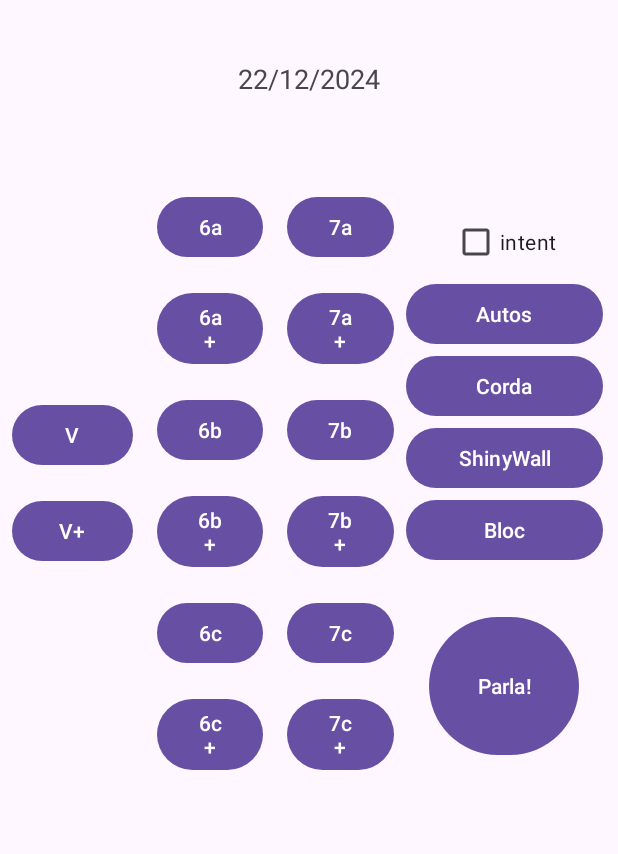
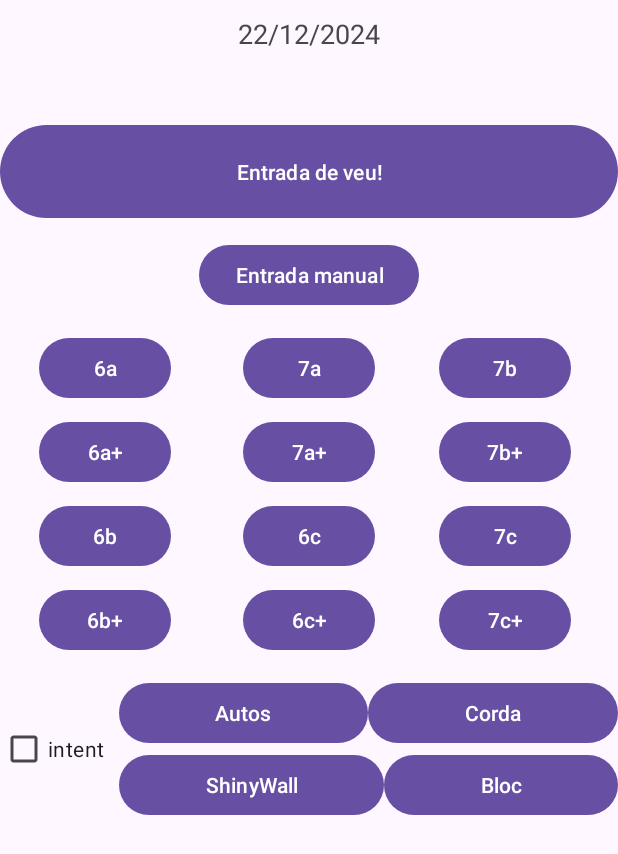
Before and after one commit to xmorera-joviat/ClimbingTrainingApp, an Android app: the screen it shows after launch (MainActivity), on a phone screen of 412 x 824 dp. Shown: the top 854 px of the screen. Run offline under Robolectric (Android 15) with nearby library versions, the phone set to English and light mode, and no system bars.

Commit message:
redisseny activity_main

```diff
--- a/app/src/main/java/com/xmorera/climbingtrainingapp/MainActivity.java
+++ b/app/src/main/java/com/xmorera/climbingtrainingapp/MainActivity.java
@@ -31,8 +31,8 @@ public class MainActivity extends AppCompatActivity {
     TextView dateTextView, infoTextView; //mostrar la data i mostrar la via seleccionada
     Calendar calendar = Calendar.getInstance();
     SimpleDateFormat dateFormat = new SimpleDateFormat("dd/MM/yyyy");
-    Button btnV, btn6a, btn6b, btn6c, btn7a, btn7b, btn7c;
-    Button btnVPlus, btn6aPlus, btn6bPlus, btn6cPlus, btn7aPlus, btn7bPlus, btn7cPlus;
+    Button btn6a, btn6b, btn6c, btn7a, btn7b, btn7c;
+    Button btn6aPlus, btn6bPlus, btn6cPlus, btn7aPlus, btn7bPlus, btn7cPlus;
     CheckBox chkIntent;
     Button btnAutos, btnCorda, btnShinyWall, btnBloc;//tipus de via
     //variables per a entrar les dades a la base de dades
@@ -82,8 +82,6 @@ public class MainActivity extends AppCompatActivity {
 
         infoTextView = findViewById(R.id.infoTextView);
 
-        btnV = findViewById(R.id.btnV);
-        btnVPlus = findViewById(R.id.btnVPlus);
         btn6a = findViewById(R.id.btn6a);
         btn6aPlus = findViewById(R.id.btn6aPlus);
         btn6b = findViewById(R.id.btn6b);
@@ -98,8 +96,6 @@ public class MainActivity extends AppCompatActivity {
         btn7cPlus = findViewById(R.id.btn7cPlus);
 
         //establiment dels listeners
-        setGrauListener(btnV);
-        setGrauListener(btnVPlus);
         setGrauListener(btn6a);
         setGrauListener(btn6aPlus);
         setGrauListener(btn6b);
--- a/app/src/main/res/layout/activity_main.xml
+++ b/app/src/main/res/layout/activity_main.xml
@@ -9,7 +9,7 @@
     <LinearLayout
         android:layout_width="match_parent"
         android:layout_height="wrap_content"
-        android:layout_marginTop="40dp"
+        android:layout_marginTop="10dp"
         android:gravity="center"
         android:orientation="vertical">
 
@@ -29,40 +29,33 @@
 
     </LinearLayout>
 
+    <Button
+        android:id="@+id/btnSpeak"
+        android:layout_width="match_parent"
+        android:layout_height="70dp"
+        android:layout_marginTop="10dp"
+        android:text="Entrada de veu!" />
+
+    <Button
+        android:id="@+id/btnBotons"
+        android:layout_width="wrap_content"
+        android:layout_height="wrap_content"
+        android:layout_marginTop="10dp"
+        android:layout_gravity="center_horizontal"
+        android:text="Entrada manual" />
+
     <LinearLayout
+        android:id="@+id/viesLayout"
         android:layout_width="match_parent"
         android:layout_height="wrap_content"
-        android:layout_marginTop="20dp"
+        android:layout_marginTop="10dp"
         android:layout_marginRight="10dp"
         android:orientation="horizontal">
 
         <LinearLayout
             android:layout_width="10dp"
             android:layout_height="match_parent"
-            android:layout_weight="2"
-            android:gravity="center"
-            android:orientation="vertical">
-
-            <Button
-                android:id="@+id/btnV"
-                android:layout_width="wrap_content"
-                android:layout_height="wrap_content"
-                android:layout_margin="8dp"
-                android:text="V" />
-
-            <Button
-                android:id="@+id/btnVPlus"
-                android:layout_width="wrap_content"
-                android:layout_height="wrap_content"
-                android:layout_margin="8dp"
-                android:text="V+" />
-
-        </LinearLayout>
-
-        <LinearLayout
-            android:layout_width="0dp"
-            android:layout_height="match_parent"
-            android:layout_weight="2"
+            android:layout_weight="1"
             android:gravity="center"
             android:orientation="vertical">
 
@@ -70,42 +63,66 @@
                 android:id="@+id/btn6a"
                 android:layout_width="wrap_content"
                 android:layout_height="wrap_content"
-                android:layout_margin="8dp"
+                android:layout_margin="4dp"
                 android:text="6a" />
 
             <Button
                 android:id="@+id/btn6aPlus"
                 android:layout_width="wrap_content"
                 android:layout_height="wrap_content"
-                android:layout_margin="8dp"
+                android:layout_margin="4dp"
                 android:text="6a+" />
 
             <Button
                 android:id="@+id/btn6b"
                 android:layout_width="wrap_content"
                 android:layout_height="wrap_content"
-                android:layout_margin="8dp"
+                android:layout_margin="4dp"
                 android:text="6b" />
 
             <Button
                 android:id="@+id/btn6bPlus"
                 android:layout_width="wrap_content"
                 android:layout_height="wrap_content"
-                android:layout_margin="8dp"
+                android:layout_margin="4dp"
                 android:text="6b+" />
+
+
+        </LinearLayout>
+
+        <LinearLayout
+            android:layout_width="0dp"
+            android:layout_height="match_parent"
+            android:layout_weight="1"
+            android:gravity="center"
+            android:orientation="vertical">
+
+            <Button
+                android:id="@+id/btn7a"
+                android:layout_width="wrap_content"
+                android:layout_height="wrap_content"
+                android:layout_margin="4dp"
+                android:text="7a" />
+
+            <Button
+                android:id="@+id/btn7aPlus"
+                android:layout_width="wrap_content"
+                android:layout_height="wrap_content"
+                android:layout_margin="4dp"
+                android:text="7a+" />
 
             <Button
                 android:id="@+id/btn6c"
                 android:layout_width="wrap_content"
                 android:layout_height="wrap_content"
-                android:layout_margin="8dp"
+                android:layout_margin="4dp"
                 android:text="6c" />
 
             <Button
                 android:id="@+id/btn6cPlus"
                 android:layout_width="wrap_content"
                 android:layout_height="wrap_content"
-                android:layout_margin="8dp"
+                android:layout_margin="4dp"
                 android:text="6c+" />
 
         </LinearLayout>
@@ -113,104 +130,115 @@
         <LinearLayout
             android:layout_width="0dp"
             android:layout_height="match_parent"
-            android:layout_weight="2"
+            android:layout_weight="1"
             android:gravity="center"
             android:orientation="vertical">
 
-            <Button
-                android:id="@+id/btn7a"
-                android:layout_width="wrap_content"
-                android:layout_height="wrap_content"
-                android:layout_margin="8dp"
-                android:text="7a" />
-
-            <Button
-                android:id="@+id/btn7aPlus"
-                android:layout_width="wrap_content"
-                android:layout_height="wrap_content"
-                android:layout_margin="8dp"
-                android:text="7a+" />
 
             <Button
                 android:id="@+id/btn7b"
                 android:layout_width="wrap_content"
                 android:layout_height="wrap_content"
-                android:layout_margin="8dp"
+                android:layout_margin="4dp"
                 android:text="7b" />
 
             <Button
                 android:id="@+id/btn7bPlus"
                 android:layout_width="wrap_content"
                 android:layout_height="wrap_content"
-                android:layout_margin="8dp"
+                android:layout_margin="4dp"
                 android:text="7b+" />
 
             <Button
                 android:id="@+id/btn7c"
                 android:layout_width="wrap_content"
                 android:layout_height="wrap_content"
-                android:layout_margin="8dp"
+                android:layout_margin="4dp"
                 android:text="7c" />
 
             <Button
                 android:id="@+id/btn7cPlus"
                 android:layout_width="wrap_content"
                 android:layout_height="wrap_content"
-                android:layout_margin="8dp"
+                android:layout_margin="4dp"
                 android:text="7c+" />
 
         </LinearLayout>
 
+
+    </LinearLayout>
+
+
     <LinearLayout
-            android:layout_width="0dp"
-            android:layout_height="match_parent"
-            android:layout_weight="3"
-            android:gravity="center"
-            android:orientation="vertical">
+        android:id="@+id/paretsLayout"
+        android:layout_width="match_parent"
+        android:layout_height="wrap_content"
+        android:layout_marginTop="10dp"
+        android:orientation="horizontal">
 
         <CheckBox
             android:id="@+id/chkIntent"
             android:layout_width="wrap_content"
+            android:layout_height="match_parent"
+            android:layout_marginRight="10dp"
+            android:text="intent" />
+
+        <LinearLayout
+            android:layout_width="match_parent"
             android:layout_height="wrap_content"
-                android:text="intent" />
+            android:orientation="vertical">
+
+            <LinearLayout
+                android:layout_width="match_parent"
+                android:layout_height="wrap_content"
+                android:orientation="horizontal">
 
                 <Button
                     android:id="@+id/btnAutos"
-                android:layout_width="match_parent"
+                    android:layout_width="wrap_content"
                     android:layout_height="wrap_content"
+                    android:layout_weight="1"
                     android:text="Autos" />
 
                 <Button
                     android:id="@+id/btnCorda"
+                    android:layout_width="wrap_content"
+                    android:layout_height="wrap_content"
+                    android:layout_weight="1"
+                    android:text="Corda" />
+            </LinearLayout>
+
+            <LinearLayout
                 android:layout_width="match_parent"
                 android:layout_height="wrap_content"
-                android:text="Corda" />
+                android:orientation="horizontal">
+
 
                 <Button
                     android:id="@+id/btnShinyWall"
-                android:layout_width="match_parent"
+                    android:layout_width="wrap_content"
                     android:layout_height="wrap_content"
+                    android:layout_weight="1"
                     android:text="ShinyWall" />
 
                 <Button
                     android:id="@+id/btnBloc"
-                android:layout_width="match_parent"
+                    android:layout_width="wrap_content"
                     android:layout_height="wrap_content"
+                    android:layout_weight="1"
                     android:text="Bloc" />
+            </LinearLayout>
 
-            <Button
-                android:id="@+id/btnSpeak"
-                android:layout_width="100dp"
-                android:layout_height="100dp"
-                android:layout_marginTop="30dp"
-                android:text="Parla!" />
+
         </LinearLayout>
+
+
     </LinearLayout>
 
     <TextView
         android:id="@+id/mostrarDadesTextView"
         android:layout_width="match_parent"
-        android:layout_height="wrap_content"
-        android:layout_marginTop="20dp" />
+        android:layout_height="match_parent"
+        android:layout_marginTop="10dp" />
 
 </LinearLayout>
```
Lines whose indentation alone changed are shown as unchanged.
